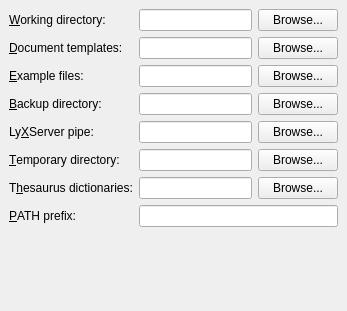
Above: src/frontends/qt4/ui/PrefPathsUi.ui from cburschka/lyx before the change. Below: the same form after it.
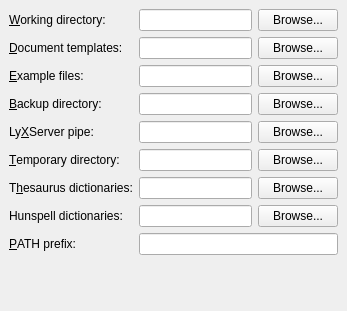
That is the form after the change.

Commit message:
Minimal support for hunspell. Spellchecking works but not suggestion, at least on Win/MSVC.
There are two new rc preference:

* spellchecker: can now be "aspell" or "hunspell", this is selectable in the SpellChecker preference dialog
* hunspelldir_path: needed for hunspell dictionaries which are defined to be in a fixed location. This can be modified in the path preference dialog.

The SpellChecker classes could be instanciated on the fly whenerver they are needed if we want that.

Please test and help me finish this hunspell integration...

```diff
--- a/src/frontends/qt4/ui/PrefPathsUi.ui
+++ b/src/frontends/qt4/ui/PrefPathsUi.ui
@@ -19,7 +19,7 @@
    <property name="spacing" >
     <number>6</number>
    </property>
-   <item row="8" column="0" colspan="3" >
+   <item row="11" column="0" colspan="3" >
     <spacer>
      <property name="orientation" >
       <enum>Qt::Vertical</enum>
@@ -35,7 +35,7 @@
      </property>
     </spacer>
    </item>
-   <item row="7" column="0" >
+   <item row="10" column="0" >
     <widget class="QLabel" name="pathPrefixLA" >
      <property name="text" >
       <string>&amp;PATH prefix:</string>
@@ -45,7 +45,7 @@
      </property>
     </widget>
    </item>
-   <item row="7" column="1" colspan="2" >
+   <item row="10" column="1" colspan="2" >
     <widget class="QLineEdit" name="pathPrefixED" />
    </item>
    <item row="6" column="2" >
@@ -209,6 +209,29 @@
      </property>
     </widget>
    </item>
+   <item row="8" column="0" >
+    <widget class="QLabel" name="hunspellDirLA" >
+     <property name="text" >
+      <string>Hunspell dictionaries:</string>
+     </property>
+     <property name="buddy" >
+      <cstring>thesaurusDirED</cstring>
+     </property>
+    </widget>
+   </item>
+   <item row="8" column="1" >
+    <widget class="QLineEdit" name="hunspellDirED" />
+   </item>
+   <item row="8" column="2" >
+    <widget class="QPushButton" name="hunspellDirPB" >
+     <property name="text" >
+      <string>Browse...</string>
+     </property>
+     <property name="autoDefault" >
+      <bool>false</bool>
+     </property>
+    </widget>
+   </item>
   </layout>
  </widget>
  <tabstops>
```
Left out of the diff: 2 changed lines with no effect on the pictures. The commit also changes 10 other files.
